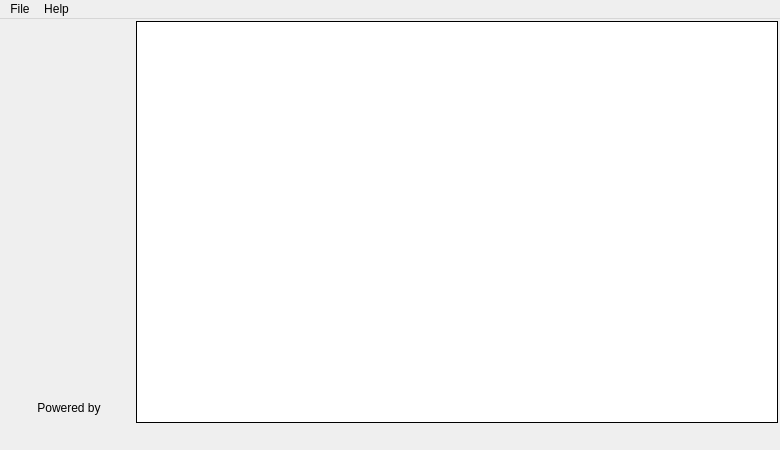
thm-projects/arsnova-overlay, file src/ui/mainwindow.ui: the form before one commit.
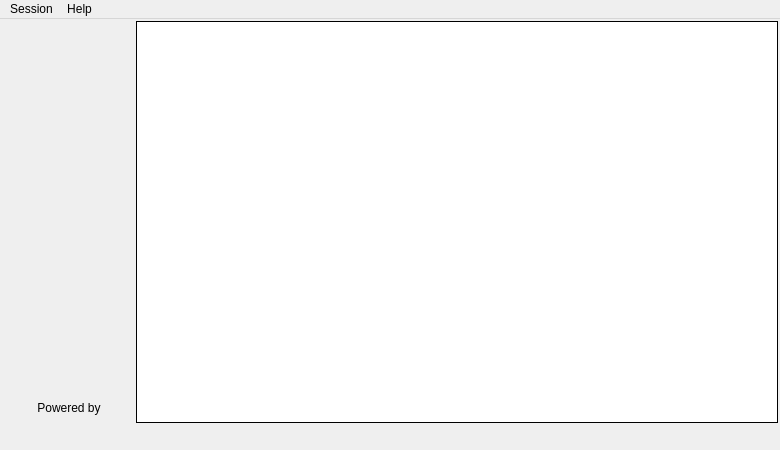
The form after the commit. Icons and pictures are not drawn.

The edit to the form file:
```diff
--- a/src/ui/mainwindow.ui
+++ b/src/ui/mainwindow.ui
@@ -202,7 +202,7 @@
    </property>
    <widget class="QMenu" name="menuHelp">
     <property name="title">
-     <string>File</string>
+     <string>Session</string>
     </property>
    </widget>
    <widget class="QMenu" name="menuHelp_2">
```
Left out of the diff: 27 changed lines with no effect on the pictures.
